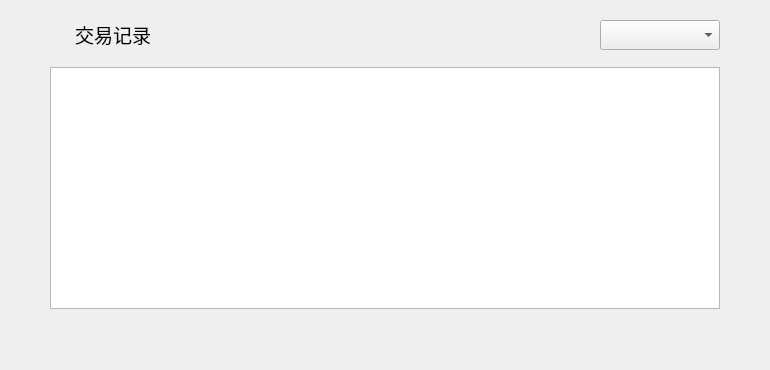
Qt form contact/ContactInfoHistoryWidget.ui (HcashOrg/hx-indicator) before a commit.
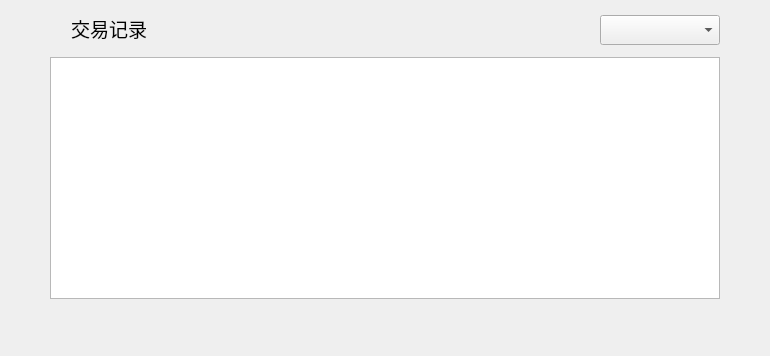
The same form after that commit.

What changed in the file:
```diff
--- a/contact/ContactInfoHistoryWidget.ui
+++ b/contact/ContactInfoHistoryWidget.ui
@@ -7,7 +7,7 @@
     <x>0</x>
     <y>0</y>
     <width>770</width>
-    <height>370</height>
+    <height>356</height>
    </rect>
   </property>
   <property name="font">
@@ -21,8 +21,8 @@
   <widget class="QLabel" name="label">
    <property name="geometry">
     <rect>
-     <x>75</x>
-     <y>14</y>
+     <x>71</x>
+     <y>8</y>
      <width>300</width>
      <height>40</height>
     </rect>
@@ -40,7 +40,7 @@
    <property name="geometry">
     <rect>
      <x>600</x>
-     <y>20</y>
+     <y>15</y>
      <width>120</width>
      <height>30</height>
     </rect>
@@ -50,7 +50,7 @@
    <property name="geometry">
     <rect>
      <x>50</x>
-     <y>67</y>
+     <y>57</y>
      <width>670</width>
      <height>242</height>
     </rect>
@@ -144,7 +144,7 @@
    <property name="geometry">
     <rect>
      <x>0</x>
-     <y>324</y>
+     <y>316</y>
      <width>770</width>
      <height>41</height>
     </rect>
```
